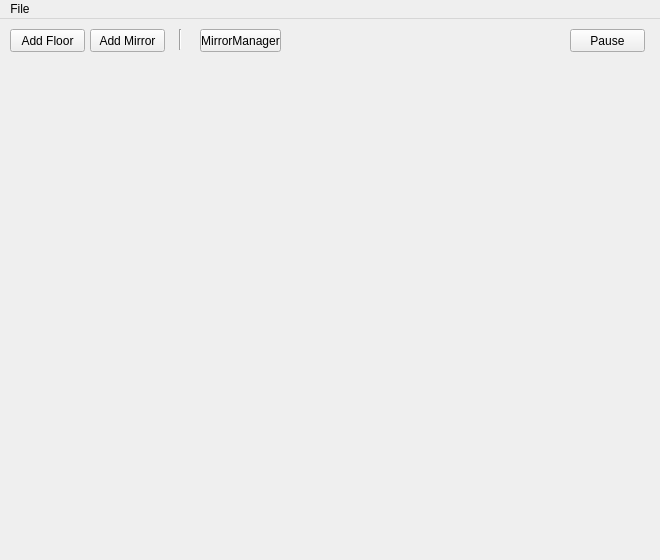
First picture: the form in Project/NISpeculum/GUI/SpeculumGUI.ui, repository mariojgpinto/Thesis, before the edit.
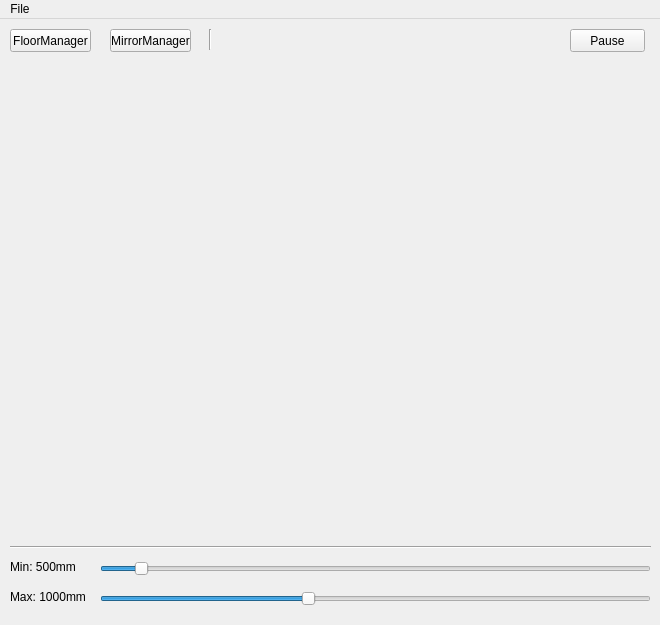
Second picture: the form after the edit.

What changed in the file:
```diff
--- a/Project/NISpeculum/GUI/SpeculumGUI.ui
+++ b/Project/NISpeculum/GUI/SpeculumGUI.ui
@@ -7,7 +7,7 @@
     <x>0</x>
     <y>0</y>
     <width>660</width>
-    <height>560</height>
+    <height>625</height>
    </rect>
   </property>
   <property name="windowTitle">
@@ -24,33 +24,7 @@
      </rect>
     </property>
    </widget>
-   <widget class="QPushButton" name="_main_pushButton_add_floor">
-    <property name="geometry">
-     <rect>
-      <x>10</x>
-      <y>10</y>
-      <width>75</width>
-      <height>23</height>
-     </rect>
-    </property>
-    <property name="text">
-     <string>Add Floor</string>
-    </property>
-   </widget>
-   <widget class="QPushButton" name="_main_pushButton_add_mirror">
-    <property name="geometry">
-     <rect>
-      <x>90</x>
-      <y>10</y>
-      <width>75</width>
-      <height>23</height>
-     </rect>
-    </property>
-    <property name="text">
-     <string>Add Mirror</string>
-    </property>
-   </widget>
-   <widget class="QPushButton" name="_main_pushButton_pause">
+   <widget class="QPushButton" name="_main_push_button_pause">
     <property name="geometry">
      <rect>
       <x>570</x>
@@ -66,7 +40,7 @@
    <widget class="Line" name="line">
     <property name="geometry">
      <rect>
-      <x>170</x>
+      <x>200</x>
       <y>10</y>
       <width>20</width>
       <height>21</height>
@@ -79,7 +53,7 @@
    <widget class="QPushButton" name="_main_pushButton_mirror_manager">
     <property name="geometry">
      <rect>
-      <x>200</x>
+      <x>110</x>
       <y>10</y>
       <width>81</width>
       <height>23</height>
@@ -89,6 +63,102 @@
      <string>MirrorManager</string>
     </property>
    </widget>
+   <widget class="QLabel" name="_main_label_min">
+    <property name="geometry">
+     <rect>
+      <x>10</x>
+      <y>540</y>
+      <width>81</width>
+      <height>16</height>
+     </rect>
+    </property>
+    <property name="text">
+     <string>Min: 500mm</string>
+    </property>
+   </widget>
+   <widget class="QLabel" name="_main_label_max">
+    <property name="geometry">
+     <rect>
+      <x>10</x>
+      <y>570</y>
+      <width>81</width>
+      <height>16</height>
+     </rect>
+    </property>
+    <property name="text">
+     <string>Max: 1000mm</string>
+    </property>
+   </widget>
+   <widget class="Line" name="line_2">
+    <property name="geometry">
+     <rect>
+      <x>10</x>
+      <y>520</y>
+      <width>641</width>
+      <height>16</height>
+     </rect>
+    </property>
+    <property name="orientation">
+     <enum>Qt::Horizontal</enum>
+    </property>
+   </widget>
+   <widget class="QSlider" name="_main_horizontalSlider_min">
+    <property name="geometry">
+     <rect>
+      <x>100</x>
+      <y>540</y>
+      <width>551</width>
+      <height>20</height>
+     </rect>
+    </property>
+    <property name="minimum">
+     <number>400</number>
+    </property>
+    <property name="maximum">
+     <number>2000</number>
+    </property>
+    <property name="value">
+     <number>500</number>
+    </property>
+    <property name="orientation">
+     <enum>Qt::Horizontal</enum>
+    </property>
+   </widget>
+   <widget class="QSlider" name="_main_horizontalSlider_max">
+    <property name="geometry">
+     <rect>
+      <x>100</x>
+      <y>570</y>
+      <width>551</width>
+      <height>20</height>
+     </rect>
+    </property>
+    <property name="minimum">
+     <number>400</number>
+    </property>
+    <property name="maximum">
+     <number>2000</number>
+    </property>
+    <property name="value">
+     <number>1000</number>
+    </property>
+    <property name="orientation">
+     <enum>Qt::Horizontal</enum>
+    </property>
+   </widget>
+   <widget class="QPushButton" name="_main_push_button_floor_manager">
+    <property name="geometry">
+     <rect>
+      <x>10</x>
+      <y>10</y>
+      <width>81</width>
+      <height>23</height>
+     </rect>
+    </property>
+    <property name="text">
+     <string>FloorManager</string>
+    </property>
+   </widget>
   </widget>
   <widget class="QMenuBar" name="menuBar">
    <property name="geometry">
```
Left out of the diff: 4 changed lines with no effect on the pictures.
